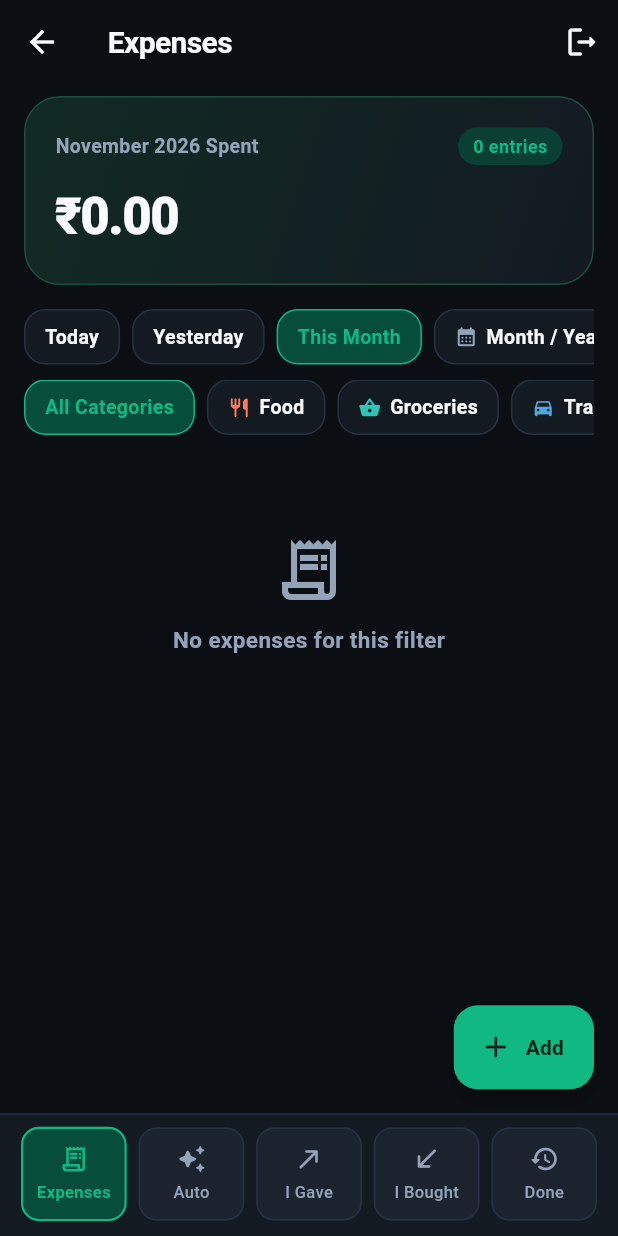
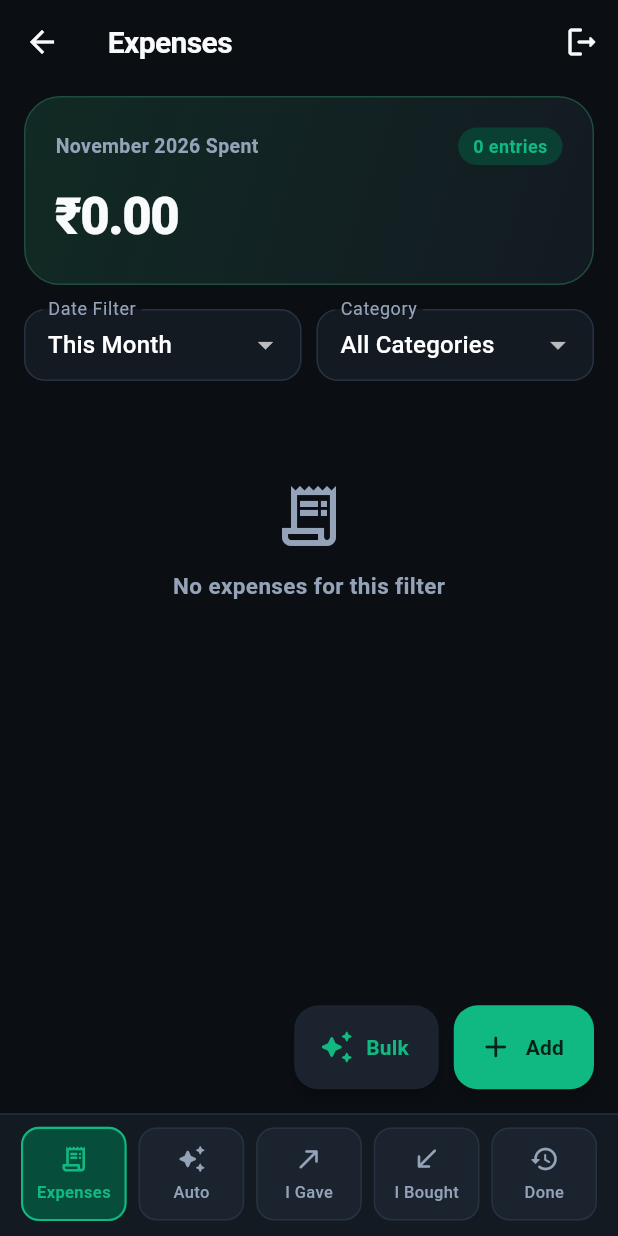
Before and after one commit to Murali2699/expense_tracker, a Flutter app: the HomeScreen screen opened directly with empty values, on a phone screen of 412 x 824 dp. Run offline on Flutter 3.47's test engine with Material 3 defaults, Android fonts, the phone set to English and light mode, and no system bars; our stand-ins replace connectivity_plus, flutter_dotenv, flutter_secure_storage, image_picker, local_auth, share_plus and 1 more; missing offline and left inert: quick_actions; accounts and stored records are empty; network calls fail.

Commit message:
Add iOS bubble drag, filter dropdowns, Smart Bulk Upload, and Siri Keychain fix

```diff
--- a/lib/screens/home_screen.dart
+++ b/lib/screens/home_screen.dart
@@ -7,6 +7,7 @@ import '../models/expense.dart';
 import '../providers/expense_controller.dart';
 import '../theme/app_theme.dart';
 import '../widgets/adaptive_bottom_nav.dart';
+import '../widgets/bulk_upload_sheet.dart';
 import '../widgets/expense_tile.dart';
 import '../widgets/filter_bar.dart';
 import '../widgets/summary_card.dart';
@@ -226,11 +227,39 @@ class _HomeScreenState extends State<HomeScreen> {
         ],
       ),
       floatingActionButton: _navIndex == 0
-          ? FloatingActionButton.extended(
+          ? Row(
+              mainAxisSize: MainAxisSize.min,
+              children: [
+                FloatingActionButton.extended(
+                  heroTag: 'bulkFab',
+                  backgroundColor: AppTheme.card,
+                  foregroundColor: AppTheme.accent,
+                  onPressed: () async {
+                    await showModalBottomSheet<void>(
+                      context: context,
+                      isScrollControlled: true,
+                      backgroundColor: AppTheme.card,
+                      shape: const RoundedRectangleBorder(
+                        borderRadius:
+                            BorderRadius.vertical(top: Radius.circular(24)),
+                      ),
+                      builder: (_) => BulkUploadSheet(controller: _controller),
+                    );
+                  },
+                  icon: const Icon(Icons.auto_awesome_rounded),
+                  label: const Text(
+                    'Bulk',
+                    style: TextStyle(fontWeight: FontWeight.w700),
+                  ),
+                ),
+                const SizedBox(width: 10),
+                FloatingActionButton.extended(
+                  heroTag: 'addFab',
                   onPressed: () async {
                     await Navigator.of(context).push(
                       MaterialPageRoute(
-                    builder: (_) => AddExpenseScreen(controller: _controller),
+                        builder: (_) =>
+                            AddExpenseScreen(controller: _controller),
                       ),
                     );
                   },
@@ -239,6 +268,8 @@ class _HomeScreenState extends State<HomeScreen> {
                     'Add',
                     style: TextStyle(fontWeight: FontWeight.w700),
                   ),
+                ),
+              ],
             )
           : null,
       bottomNavigationBar: AdaptiveBottomNav(
@@ -285,6 +316,9 @@ class _HomeScreenState extends State<HomeScreen> {
                 datePreset: _controller.datePreset,
                 selectedMonth: _controller.selectedMonth,
                 selectedCategory: _controller.selectedCategory,
+                extraCategories: _controller.summary.byCategory
+                    .map((e) => e.category)
+                    .toList(),
                 onPresetSelected: (p) => _controller.setDatePreset(p),
                 onPickMonth: _pickMonth,
                 onPickDateRange: _pickDateRange,
--- a/lib/widgets/filter_bar.dart
+++ b/lib/widgets/filter_bar.dart
@@ -10,6 +10,7 @@ class FilterBar extends StatelessWidget {
     required this.datePreset,
     required this.selectedMonth,
     required this.selectedCategory,
+    required this.extraCategories,
     required this.onPresetSelected,
     required this.onPickMonth,
     required this.onPickDateRange,
@@ -19,6 +20,7 @@ class FilterBar extends StatelessWidget {
   final DateFilterPreset datePreset;
   final DateTime selectedMonth;
   final String? selectedCategory;
+  final List<String> extraCategories;
   final ValueChanged<DateFilterPreset> onPresetSelected;
   final VoidCallback onPickMonth;
   final VoidCallback onPickDateRange;
@@ -26,127 +28,100 @@ class FilterBar extends StatelessWidget {
 
   @override
   Widget build(BuildContext context) {
-    return Column(
-      crossAxisAlignment: CrossAxisAlignment.start,
+    final allCategories = <String>{
+      ...kDefaultCategories.map((c) => c.name),
+      ...extraCategories.where((c) => c.trim().isNotEmpty),
+    }.toList();
+
+    final currentCategory = (selectedCategory != null &&
+            allCategories.any((c) => c.toLowerCase() == selectedCategory!.toLowerCase()))
+        ? allCategories.firstWhere(
+            (c) => c.toLowerCase() == selectedCategory!.toLowerCase(),
+          )
+        : '';
+
+    return Row(
       children: [
-        SingleChildScrollView(
-          scrollDirection: Axis.horizontal,
-          child: Row(
-            children: [
-              _chip(
-                label: 'Today',
-                selected: datePreset == DateFilterPreset.today,
-                onTap: () => onPresetSelected(DateFilterPreset.today),
+        Expanded(
+          child: DropdownButtonFormField<DateFilterPreset>(
+            initialValue: datePreset,
+            isExpanded: true,
+            dropdownColor: AppTheme.card,
+            decoration: const InputDecoration(
+              labelText: 'Date Filter',
+              contentPadding: EdgeInsets.symmetric(horizontal: 12, vertical: 10),
+            ),
+            items: [
+              const DropdownMenuItem(
+                value: DateFilterPreset.today,
+                child: Text('Today', overflow: TextOverflow.ellipsis),
               ),
-              const SizedBox(width: 8),
-              _chip(
-                label: 'Yesterday',
-                selected: datePreset == DateFilterPreset.yesterday,
-                onTap: () => onPresetSelected(DateFilterPreset.yesterday),
+              const DropdownMenuItem(
+                value: DateFilterPreset.yesterday,
+                child: Text('Yesterday', overflow: TextOverflow.ellipsis),
               ),
-              const SizedBox(width: 8),
-              _chip(
-                label: 'This Month',
-                selected: datePreset == DateFilterPreset.thisMonth,
-                onTap: () => onPresetSelected(DateFilterPreset.thisMonth),
+              const DropdownMenuItem(
+                value: DateFilterPreset.thisMonth,
+                child: Text('This Month', overflow: TextOverflow.ellipsis),
               ),
-              const SizedBox(width: 8),
-              _chip(
-                label: datePreset == DateFilterPreset.selectedMonth
-                    ? DateFormat('MMM yyyy').format(selectedMonth)
-                    : 'Month / Year',
-                icon: Icons.calendar_month_rounded,
-                selected: datePreset == DateFilterPreset.selectedMonth,
-                onTap: onPickMonth,
+              DropdownMenuItem(
+                value: DateFilterPreset.selectedMonth,
+                child: Text(
+                  datePreset == DateFilterPreset.selectedMonth
+                      ? DateFormat('MMM yyyy').format(selectedMonth)
+                      : 'Month / Year...',
+                  overflow: TextOverflow.ellipsis,
+                ),
               ),
-              const SizedBox(width: 8),
-              _chip(
-                label: 'Calendar',
-                icon: Icons.date_range_rounded,
-                selected: datePreset == DateFilterPreset.customRange,
-                onTap: onPickDateRange,
+              const DropdownMenuItem(
+                value: DateFilterPreset.customRange,
+                child: Text('Calendar...', overflow: TextOverflow.ellipsis),
               ),
-              const SizedBox(width: 8),
-              _chip(
-                label: 'All',
-                selected: datePreset == DateFilterPreset.all,
-                onTap: () => onPresetSelected(DateFilterPreset.all),
+              const DropdownMenuItem(
+                value: DateFilterPreset.all,
+                child: Text('All Time', overflow: TextOverflow.ellipsis),
               ),
             ],
+            onChanged: (val) {
+              if (val == null) return;
+              if (val == DateFilterPreset.selectedMonth) {
+                onPickMonth();
+              } else if (val == DateFilterPreset.customRange) {
+                onPickDateRange();
+              } else {
+                onPresetSelected(val);
+              }
+            },
           ),
         ),
-        const SizedBox(height: 10),
-        SingleChildScrollView(
-          scrollDirection: Axis.horizontal,
-          child: Row(
-            children: [
-              _chip(
-                label: 'All Categories',
-                selected: selectedCategory == null,
-                onTap: () => onCategorySelected(null),
+        const SizedBox(width: 10),
+        Expanded(
+          child: DropdownButtonFormField<String>(
+            initialValue: currentCategory,
+            isExpanded: true,
+            dropdownColor: AppTheme.card,
+            decoration: const InputDecoration(
+              labelText: 'Category',
+              contentPadding: EdgeInsets.symmetric(horizontal: 12, vertical: 10),
+            ),
+            items: [
+              const DropdownMenuItem(
+                value: '',
+                child: Text('All Categories', overflow: TextOverflow.ellipsis),
               ),
-              ...kDefaultCategories.map((cat) {
-                final isSelected =
-                    selectedCategory?.toLowerCase() == cat.name.toLowerCase();
-                return Padding(
-                  padding: const EdgeInsets.only(left: 8),
-                  child: _chip(
-                    label: cat.name,
-                    icon: cat.icon,
-                    iconColor: cat.color,
-                    selected: isSelected,
-                    onTap: () =>
-                        onCategorySelected(isSelected ? null : cat.name),
-                  ),
-                );
-              }),
+              ...allCategories.map(
+                (cat) => DropdownMenuItem(
+                  value: cat,
+                  child: Text(cat, overflow: TextOverflow.ellipsis),
+                ),
+              ),
             ],
+            onChanged: (val) {
+              onCategorySelected(val == null || val.isEmpty ? null : val);
+            },
           ),
         ),
       ],
     );
   }
-
-  Widget _chip({
-    required String label,
-    required bool selected,
-    required VoidCallback onTap,
-    IconData? icon,
-    Color? iconColor,
-  }) {
-    return GestureDetector(
-      onTap: onTap,
-      child: Container(
-        padding: const EdgeInsets.symmetric(horizontal: 13, vertical: 8),
-        decoration: BoxDecoration(
-          color: selected ? AppTheme.accentSoft : AppTheme.surface,
-          borderRadius: BorderRadius.circular(14),
-          border: Border.all(
-            color: selected ? AppTheme.accent : AppTheme.border,
-          ),
-        ),
-        child: Row(
-          mainAxisSize: MainAxisSize.min,
-          children: [
-            if (icon != null) ...[
-              Icon(
-                icon,
-                size: 15,
-                color: selected ? AppTheme.accent : (iconColor ?? AppTheme.textMuted),
-              ),
-              const SizedBox(width: 6),
-            ],
-            Text(
-              label,
-              style: TextStyle(
-                color: selected ? AppTheme.accent : AppTheme.textPrimary,
-                fontSize: 13,
-                fontWeight: FontWeight.w600,
-              ),
-            ),
-          ],
-        ),
-      ),
-    );
-  }
 }
```
Also changed, not shown: lib/core/bulk_expense_parser.dart (added, +159 -0 lines), lib/widgets/adaptive_bottom_nav.dart (+91 -32 lines), lib/widgets/bulk_upload_sheet.dart (added, +229 -0 lines), 3 other files. Lines whose indentation alone changed are shown as unchanged.
